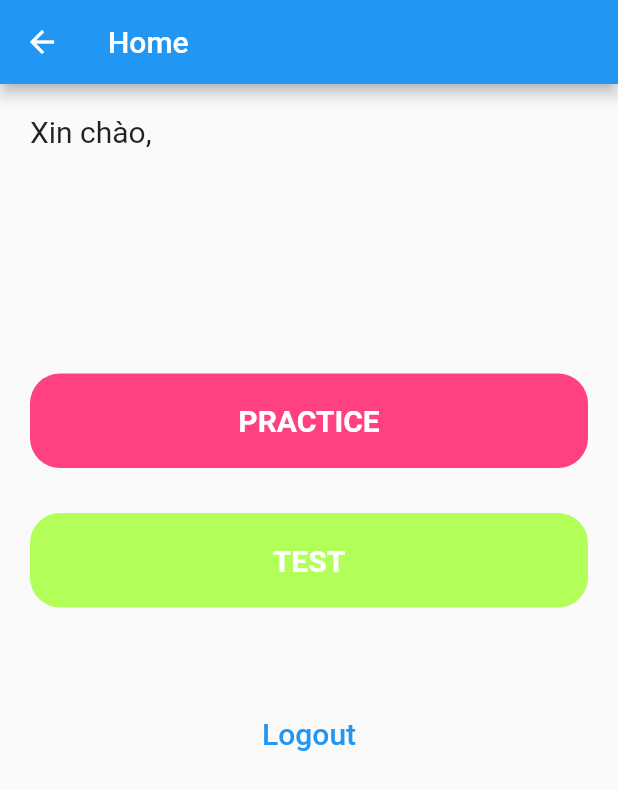
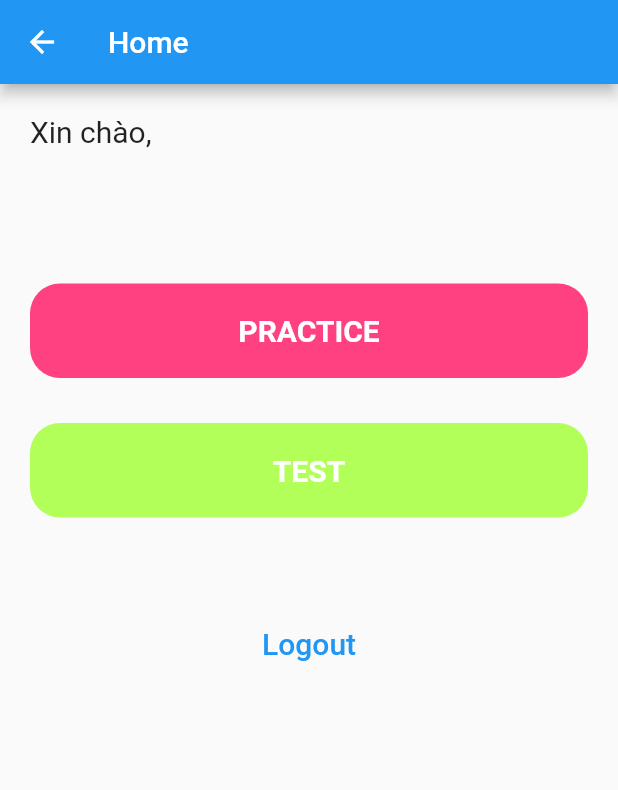
Before and after one commit to thechinh98/flutter_login, a Flutter app: the HomeScreen screen opened by its route, on a phone screen of 412 x 824 dp. Shown: the top 790 px of the screen. Run offline on Flutter 3.47's test engine with Material 2 defaults, Android fonts, the phone set to English and light mode, and no system bars; our stand-ins replace audioplayers, auto_size_text, cached_network_image, flutter_widget_from_html, percent_indicator, sqflite; accounts and stored records are empty; statements that could not run were skipped.

Commit message:
Fix load topic model

```diff
--- a/lib/modules/database/lib/topic_model.dart
+++ b/lib/modules/database/lib/topic_model.dart
@@ -19,9 +19,9 @@ class TopicModel extends ChangeNotifier {
         topics.add(element);
       });
       print("CHINHLT: TOPIC MODEL - load data - successfully");
+      notifyListeners();
     } else {
       print("TOPIC MODEL: Fetching data fail ");
-      notifyListeners();
     }
     print("${topics.length}");
   }
--- a/lib/screens/home_screen.dart
+++ b/lib/screens/home_screen.dart
@@ -35,7 +35,7 @@ class _HomeScreenState extends State<HomeScreen> {
               crossAxisAlignment: CrossAxisAlignment.start,
               children: [
                 Text("Xin chào, ${_loginModel.account.username ?? ''}", style: TextStyle(fontSize: 20),),
-                SizedBox(height: 150,),
+                SizedBox(height: 90,),
                 Center(
                   child: Column(
                     mainAxisSize: MainAxisSize.min,
```
